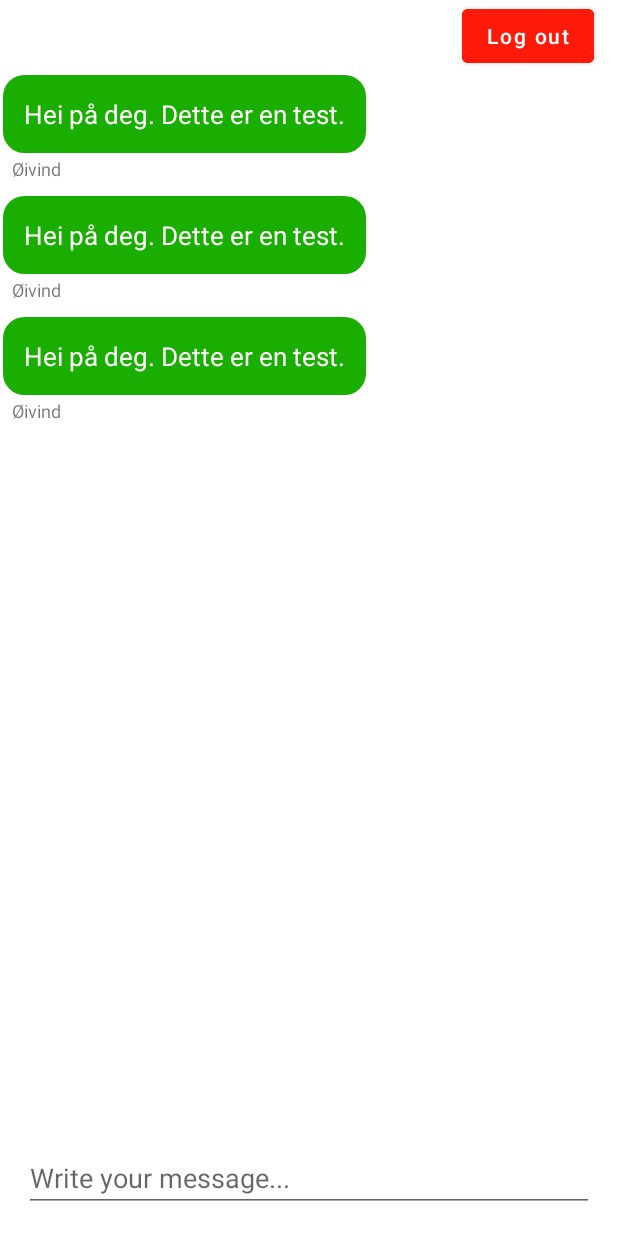
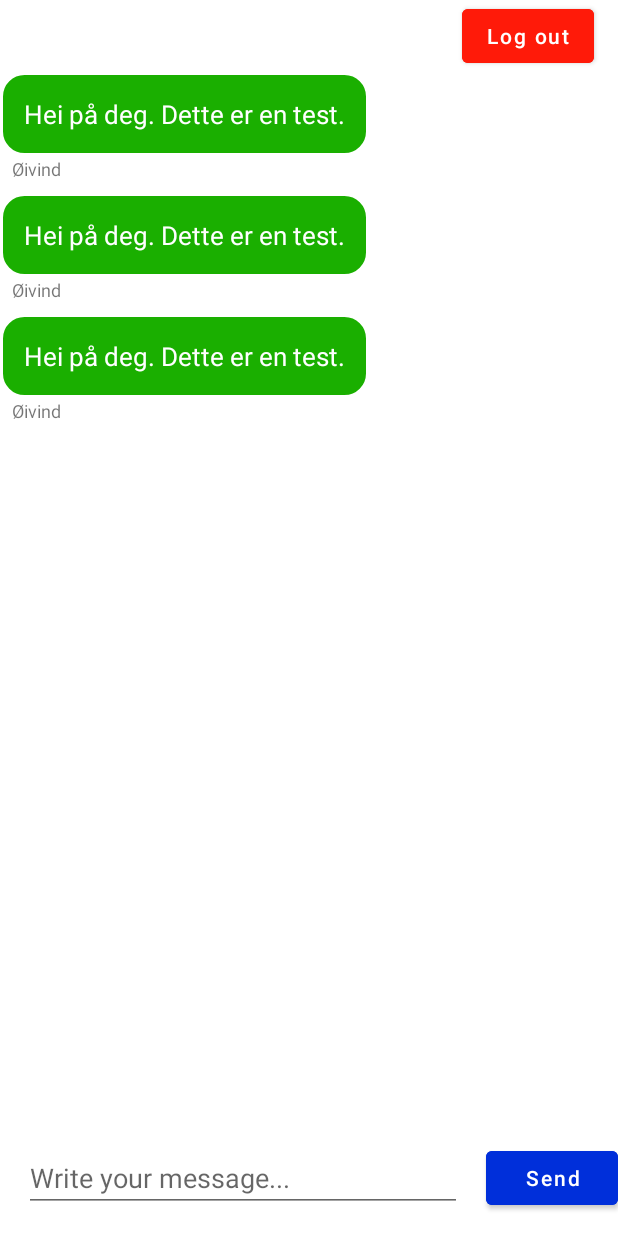
Before and after one commit to Otziii/Kristiania-multi-activity, an Android app: the layout main_fragment.xml on its own in the app's theme, with its tools: preview values and no code run, on a phone screen of 412 x 824 dp. Run offline under Robolectric (Android 15) with nearby library versions, the phone set to English and light mode, and no system bars; network calls fail.

Commit message:
Added post chats to API

```diff
--- a/app/src/main/java/com/jorfald/moreactivities/chat/ChatAdapter.kt
+++ b/app/src/main/java/com/jorfald/moreactivities/chat/ChatAdapter.kt
@@ -26,7 +26,7 @@ class ChatAdapter(
         holder.view.setChatText(chatObject.message)
         holder.view.setAuthorText(chatObject.userName.capitalize())
 
-        holder.view.setSelfAuthor(chatObject.userId == "9ujioisdsh80")
+        holder.view.setSelfAuthor(chatObject.userId == "wgV7RMZXD2")
     }
 
     override fun getItemCount(): Int {
@@ -38,6 +38,10 @@ class ChatAdapter(
         notifyDataSetChanged()
     }
 
+    fun addInstance(chatObject: ChatObject) {
+        updateData(dataSet + chatObject)
+    }
+
     inner class ChatViewHolder(
         val view: ChatBubbleView
     ) : RecyclerView.ViewHolder(view)
--- a/app/src/main/java/com/jorfald/moreactivities/login/LoginViewModel.kt
+++ b/app/src/main/java/com/jorfald/moreactivities/login/LoginViewModel.kt
@@ -13,7 +13,7 @@ class LoginViewModel : ViewModel() {
     }
 
     fun logInUser(requestQueue: RequestQueue, username: String, password: String, callBack: (Boolean) -> Unit) {
-        var url = "https://us-central1-smalltalk-3bfb8.cloudfunctions.net/login"
+        var url = "https://us-central1-smalltalk-3bfb8.cloudfunctions.net/api/login"
         url += "?username=$username&password=$password"
 
         val stringRequest = StringRequest(
--- a/app/src/main/res/layout/main_fragment.xml
+++ b/app/src/main/res/layout/main_fragment.xml
@@ -4,8 +4,7 @@
     xmlns:tools="http://schemas.android.com/tools"
     android:id="@+id/main"
     android:layout_width="match_parent"
-    android:layout_height="match_parent"
-    tools:context=".ui.main.MainFragment">
+    android:layout_height="match_parent">
 
     <Button
         android:id="@+id/log_out_button"
@@ -28,10 +27,24 @@
 
     <EditText
         android:id="@+id/chat_input"
-        android:layout_width="match_parent"
+        android:layout_width="0dp"
         android:layout_height="wrap_content"
         android:layout_margin="@dimen/space_medium"
         android:hint="Write your message..."
-        app:layout_constraintBottom_toBottomOf="parent" />
+        app:layout_constraintBottom_toBottomOf="parent"
+        app:layout_constraintLeft_toLeftOf="parent"
+        app:layout_constraintRight_toLeftOf="@id/send_message_button" />
+
+    <Button
+        android:id="@+id/send_message_button"
+        android:layout_width="wrap_content"
+        android:layout_height="wrap_content"
+        android:backgroundTint="@color/blue"
+        android:text="Send"
+        android:textAllCaps="false"
+        app:layout_constraintBottom_toBottomOf="@id/chat_input"
+        app:layout_constraintLeft_toRightOf="@id/chat_input"
+        app:layout_constraintRight_toRightOf="parent"
+        app:layout_constraintTop_toTopOf="@id/chat_input" />
 
 </androidx.constraintlayout.widget.ConstraintLayout>
```
Also changed, not shown: app/src/main/java/com/jorfald/moreactivities/chat/MainFragment.kt (+69 -19 lines), app/src/main/java/com/jorfald/moreactivities/chat/MainViewModel.kt (+26 -9 lines).
